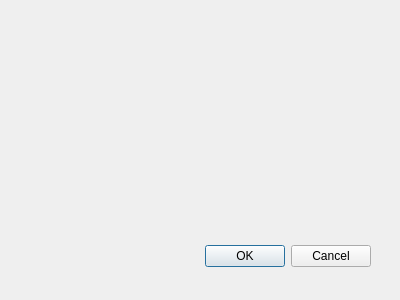
The window that native-client/namedialog.ui (RafalDziegiel13k4/tech-int-project) describes before a commit, drawn with Qt 5.
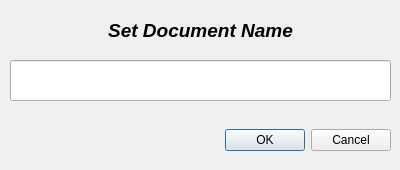
The same window after the commit.

Commit message: Designed create new document dialog

```diff
--- a/native-client/namedialog.ui
+++ b/native-client/namedialog.ui
@@ -9,19 +9,31 @@
     <x>0</x>
     <y>0</y>
     <width>400</width>
-    <height>300</height>
+    <height>170</height>
    </rect>
   </property>
+  <property name="minimumSize">
+   <size>
+    <width>400</width>
+    <height>170</height>
+   </size>
+  </property>
+  <property name="maximumSize">
+   <size>
+    <width>400</width>
+    <height>170</height>
+   </size>
+  </property>
   <property name="windowTitle">
    <string>Dialog</string>
   </property>
   <widget name="buttonBox" class="QDialogButtonBox">
    <property name="geometry">
     <rect>
-     <x>30</x>
-     <y>240</y>
-     <width>341</width>
-     <height>32</height>
+     <x>10</x>
+     <y>120</y>
+     <width>381</width>
+     <height>41</height>
     </rect>
    </property>
    <property name="orientation">
@@ -31,6 +43,43 @@
     <set>QDialogButtonBox::Cancel|QDialogButtonBox::Ok</set>
    </property>
   </widget>
+  <widget class="QLineEdit" name="lineEdit">
+   <property name="geometry">
+    <rect>
+     <x>10</x>
+     <y>60</y>
+     <width>381</width>
+     <height>41</height>
+    </rect>
+   </property>
+  </widget>
+  <widget class="QLabel" name="aboutLabel">
+   <property name="geometry">
+    <rect>
+     <x>10</x>
+     <y>10</y>
+     <width>381</width>
+     <height>41</height>
+    </rect>
+   </property>
+   <property name="font">
+    <font>
+     <pointsize>14</pointsize>
+     <weight>75</weight>
+     <italic>true</italic>
+     <bold>true</bold>
+    </font>
+   </property>
+   <property name="focusPolicy">
+    <enum>Qt::StrongFocus</enum>
+   </property>
+   <property name="text">
+    <string>Set Document Name</string>
+   </property>
+   <property name="alignment">
+    <set>Qt::AlignCenter</set>
+   </property>
+  </widget>
  </widget>
  <pixmapfunction/>
  <resources/>
```
Left out of the diff: 25 changed lines with no effect on the pictures. The commit also changes 2 other files.
